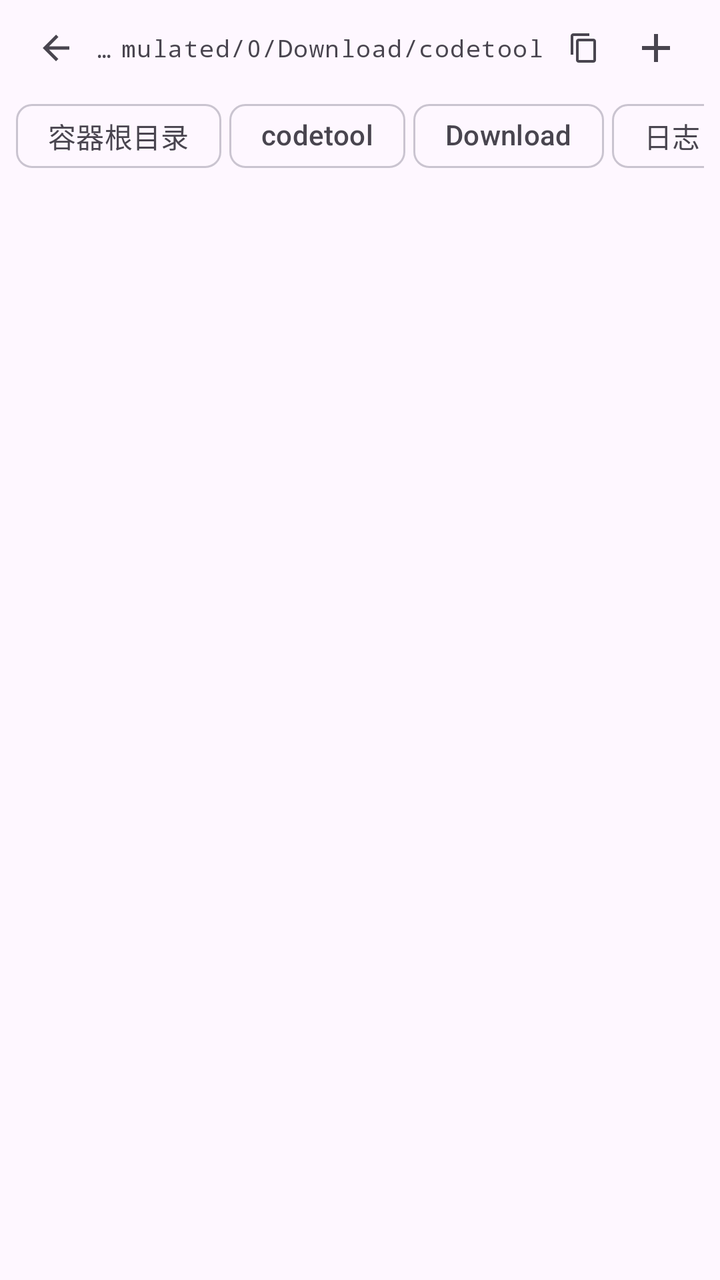
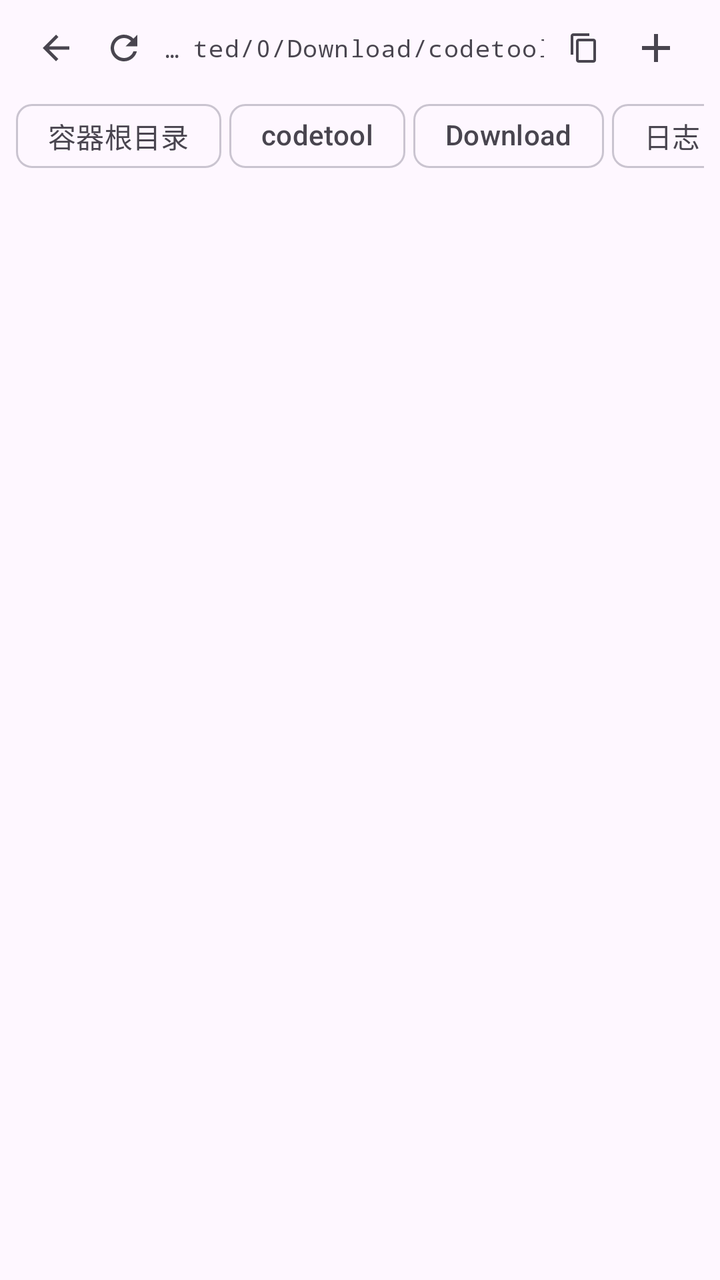

Before-and-after screenshots of an Android layout around one commit, followed by the original layout XML and the change that was made.
<!-- AndroidManifest.xml: application theme Theme.CodeTool.Starting -->
<!-- res/layout/fragment_files.xml -->
<?xml version="1.0" encoding="utf-8"?>
<LinearLayout xmlns:android="http://schemas.android.com/apk/res/android"
    xmlns:app="http://schemas.android.com/apk/res-auto"
    android:layout_width="match_parent"
    android:layout_height="match_parent"
    android:orientation="vertical"
    android:background="?android:attr/colorBackground">

    
    <LinearLayout
        android:layout_width="match_parent"
        android:layout_height="wrap_content"
        android:orientation="horizontal"
        android:gravity="center_vertical"
        android:paddingHorizontal="12dp"
        android:paddingTop="4dp">

        <ImageView
            android:id="@+id/upBtn"
            android:layout_width="32dp"
            android:layout_height="32dp"
            android:src="@drawable/ic_up"
            android:contentDescription="上级目录"
            android:padding="6dp"
            android:background="?attr/selectableItemBackgroundBorderless"
            app:tint="?attr/colorOnSurfaceVariant" />

        <com.google.android.material.textview.MaterialTextView
            android:id="@+id/pathText"
            android:layout_width="0dp"
            android:layout_height="wrap_content"
            android:layout_weight="1"
            android:layout_marginStart="4dp"
            android:fontFamily="monospace"
            android:textAppearance="?attr/textAppearanceLabelMedium"
            android:textColor="?attr/colorOnSurfaceVariant"
            android:ellipsize="start"
            android:maxLines="1"
            android:text="/storage/emulated/0/Download/codetool" />

        <ImageView
            android:id="@+id/btnCopyPath"
            android:layout_width="32dp"
            android:layout_height="32dp"
            android:layout_marginStart="4dp"
            android:src="@drawable/ic_copy"
            android:contentDescription="复制路径"
            android:padding="6dp"
            android:background="?attr/selectableItemBackgroundBorderless"
            app:tint="?attr/colorOnSurfaceVariant" />

        <ImageView
            android:id="@+id/btnNew"
            android:layout_width="40dp"
            android:layout_height="40dp"
            android:src="@drawable/ic_plus"
            android:contentDescription="新建"
            android:padding="8dp"
            android:background="?attr/selectableItemBackgroundBorderless"
            app:tint="?attr/colorOnSurfaceVariant" />
    </LinearLayout>

    
    <HorizontalScrollView
        android:layout_width="match_parent"
        android:layout_height="wrap_content"
        android:paddingHorizontal="8dp"
        android:paddingBottom="4dp"
        android:scrollbars="none">

        <com.google.android.material.chip.ChipGroup
            android:id="@+id/entryChips"
            android:layout_width="wrap_content"
            android:layout_height="wrap_content"
            app:chipSpacingHorizontal="4dp">

            <com.google.android.material.chip.Chip
                android:id="@+id/btnContainer"
                style="@style/Widget.CodeTool.FileChip"
                android:layout_width="wrap_content"
                android:layout_height="wrap_content"
                android:text="容器根目录"
                android:checkable="true" />

            <com.google.android.material.chip.Chip
                android:id="@+id/btnCodeToolDir"
                style="@style/Widget.CodeTool.FileChip"
                android:layout_width="wrap_content"
                android:layout_height="wrap_content"
                android:text="codetool"
                android:checkable="true" />

            <com.google.android.material.chip.Chip
                android:id="@+id/btnDownloadDir"
                style="@style/Widget.CodeTool.FileChip"
                android:layout_width="wrap_content"
                android:layout_height="wrap_content"
                android:text="Download"
                android:checkable="true" />

            <com.google.android.material.chip.Chip
                android:id="@+id/btnLogDir"
                style="@style/Widget.CodeTool.FileChip"
                android:layout_width="wrap_content"
                android:layout_height="wrap_content"
                android:text="日志"
                android:checkable="true" />

            <com.google.android.material.chip.Chip
                android:id="@+id/btnAppDataDir"
                style="@style/Widget.CodeTool.FileChip"
                android:layout_width="wrap_content"
                android:layout_height="wrap_content"
                android:text="应用数据"
                android:checkable="true" />

            <com.google.android.material.chip.Chip
                android:id="@+id/btnInternalDataDir"
                style="@style/Widget.CodeTool.FileChip"
                android:layout_width="wrap_content"
                android:layout_height="wrap_content"
                android:text="内部数据"
                android:checkable="true" />

            
        </com.google.android.material.chip.ChipGroup>
    </HorizontalScrollView>

    <FrameLayout
        android:layout_width="match_parent"
        android:layout_height="0dp"
        android:layout_weight="1">

        <androidx.recyclerview.widget.RecyclerView
            android:id="@+id/fileList"
            android:layout_width="match_parent"
            android:layout_height="match_parent"
            android:clipToPadding="false"
            android:paddingVertical="4dp"
            android:scrollbars="vertical" />

        
        <LinearLayout
            android:id="@+id/emptyState"
            android:layout_width="match_parent"
            android:layout_height="match_parent"
            android:orientation="vertical"
            android:gravity="center"
            android:padding="32dp"
            android:visibility="gone">

            <ImageView
                android:id="@+id/emptyIcon"
                android:layout_width="56dp"
                android:layout_height="56dp"
                android:src="@drawable/ic_folder"
                android:contentDescription="@null"
                app:tint="?attr/colorOnSurfaceVariant" />

            <com.google.android.material.textview.MaterialTextView
                android:id="@+id/emptyText"
                android:layout_width="wrap_content"
                android:layout_height="wrap_content"
                android:layout_marginTop="12dp"
                android:textAppearance="?attr/textAppearanceTitleMedium"
                android:text="空目录" />
        </LinearLayout>
    </FrameLayout>

</LinearLayout>
<!-- resources referenced by this layout -->
<resources>
  <!-- drawable ic_copy (drawable) -->
  <vector xmlns:android="http://schemas.android.com/apk/res/android"
      android:width="24dp" android:height="24dp"
      android:viewportWidth="24" android:viewportHeight="24"
      android:tint="?attr/colorControlNormal">
      
      <group
          android:scaleX="0.8"
          android:scaleY="0.8"
          android:pivotX="12"
          android:pivotY="12">
          <path android:fillColor="@android:color/white"
              android:pathData="M16,1H4C2.9,1 2,1.9 2,3v14h2V3h12V1zM19,5H8C6.9,5 6,5.9 6,7v14c0,1.1 0.9,2 2,2h11c1.1,0 2,-0.9 2,-2V7c0,-1.1 -0.9,-2 -2,-2zM19,21H8V7h11V21z" />
      </group>
  </vector>
  <!-- drawable ic_folder (drawable) -->
  <?xml version="1.0" encoding="utf-8"?>
  <vector xmlns:android="http://schemas.android.com/apk/res/android"
      android:width="24dp"
      android:height="24dp"
      android:viewportWidth="24"
      android:viewportHeight="24"
      android:tint="?attr/colorControlNormal">
      <path
          android:fillColor="@android:color/white"
          android:pathData="M10,4H4c-1.1,0 -1.99,0.9 -1.99,2L2,18c0,1.1 0.9,2 2,2h16c1.1,0 2,-0.9 2,-2V8c0,-1.1 -0.9,-2 -2,-2h-8l-2,-2z" />
  </vector>
  <!-- drawable ic_plus (drawable) -->
  <vector xmlns:android="http://schemas.android.com/apk/res/android"
      android:width="24dp" android:height="24dp"
      android:viewportWidth="24" android:viewportHeight="24">
      <path android:fillColor="@android:color/white"
          android:pathData="M19,13h-6v6h-2v-6H5v-2h6V5h2v6h6v2z" />
  </vector>
  <!-- drawable ic_up (drawable) -->
  <vector xmlns:android="http://schemas.android.com/apk/res/android"
      android:width="24dp" android:height="24dp"
      android:viewportWidth="24" android:viewportHeight="24"
      android:tint="?attr/colorControlNormal">
      <path android:fillColor="@android:color/white"
          android:pathData="M20,11H7.83l5.59,-5.59L12,4l-8,8 8,8 1.41,-1.41L7.83,13H20v-2z"/>
  </vector>
  <style name="Widget.CodeTool.FileChip" parent="Widget.Material3.Chip.Filter">
          
          <item name="chipStrokeWidth">1dp</item>
          <item name="chipStrokeColor">@color/file_chip_stroke</item>
          <item name="chipBackgroundColor">@color/file_chip_bg</item>
          <item name="android:textColor">@color/file_chip_text</item>
          <item name="checkedIconVisible">false</item>
          <item name="android:paddingStart">4dp</item>
          <item name="android:paddingEnd">4dp</item>
      </style>
  <style name="Theme.CodeTool.Starting" parent="Theme.Material3.DayNight.NoActionBar">
          <item name="android:windowBackground">?android:colorBackground</item>
          <item name="android:statusBarColor" tools:targetApi="l">?android:colorBackground</item>
      </style>
</resources>

<!-- the commit's change to res/layout/fragment_files.xml (unified diff, before → after) -->
@@ -21,6 +21,17 @@
             android:layout_height="32dp"
             android:src="@drawable/ic_up"
             android:contentDescription="上级目录"
+            android:padding="6dp"
+            android:background="?attr/selectableItemBackgroundBorderless"
+            app:tint="?attr/colorOnSurfaceVariant" />
+
+        <ImageView
+            android:id="@+id/btnRefresh"
+            android:layout_width="32dp"
+            android:layout_height="32dp"
+            android:layout_marginStart="2dp"
+            android:src="@drawable/ic_refresh"
+            android:contentDescription="刷新当前目录"
             android:padding="6dp"
             android:background="?attr/selectableItemBackgroundBorderless"
             app:tint="?attr/colorOnSurfaceVariant" />
<!-- resource entries referenced after the edit -->
@@ -34,6 +34,17 @@
       <path android:fillColor="@android:color/white"
           android:pathData="M19,13h-6v6h-2v-6H5v-2h6V5h2v6h6v2z" />
   </vector>
+  <!-- drawable ic_refresh (drawable) -->
+  <vector xmlns:android="http://schemas.android.com/apk/res/android"
+      android:width="24dp"
+      android:height="24dp"
+      android:viewportWidth="24"
+      android:viewportHeight="24"
+      android:tint="?attr/colorControlNormal">
+      <path
+          android:fillColor="@android:color/white"
+          android:pathData="M17.65,6.35C16.2,4.9 14.21,4 12,4c-4.42,0 -7.99,3.58 -7.99,8s3.57,8 7.99,8c3.73,0 6.84,-2.55 7.73,-6h-2.08c-0.82,2.33 -3.04,4 -5.65,4 -3.31,0 -6,-2.69 -6,-6s2.69,-6 6,-6c1.66,0 3.14,0.69 4.22,1.78L13,11h7V4l-2.35,2.35z" />
+  </vector>
   <!-- drawable ic_up (drawable) -->
   <vector xmlns:android="http://schemas.android.com/apk/res/android"
       android:width="24dp" android:height="24dp"
